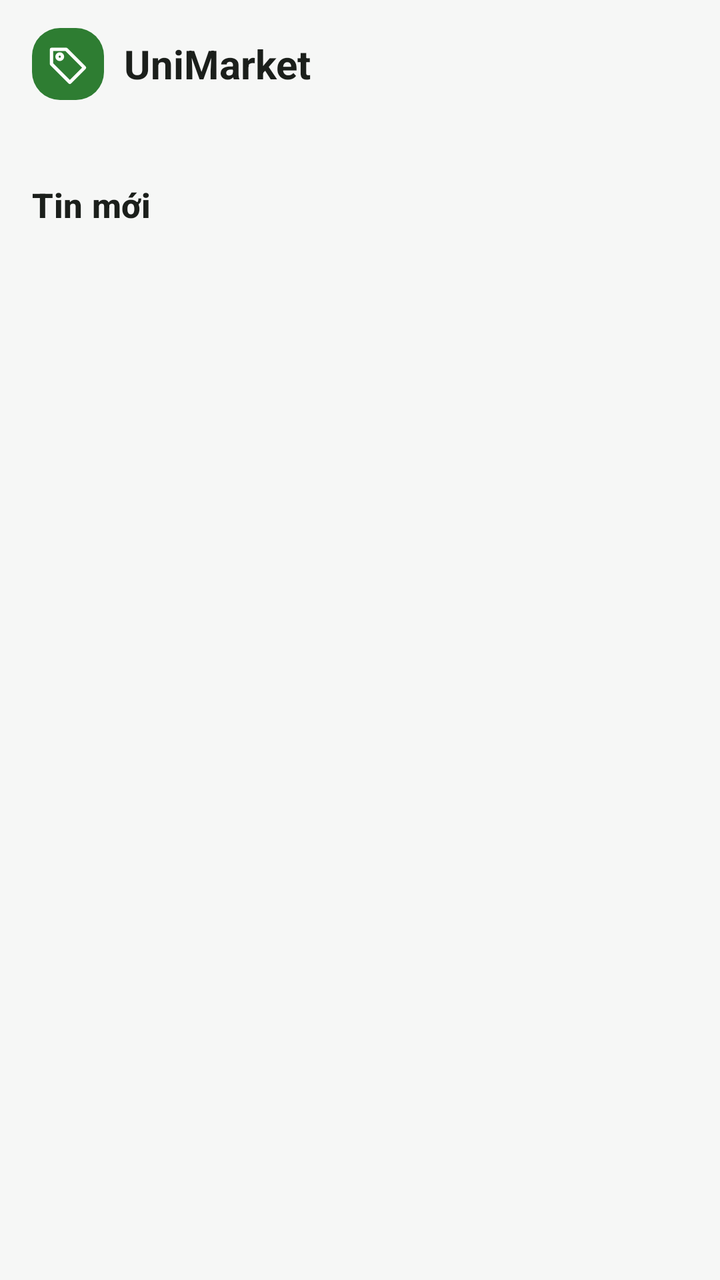
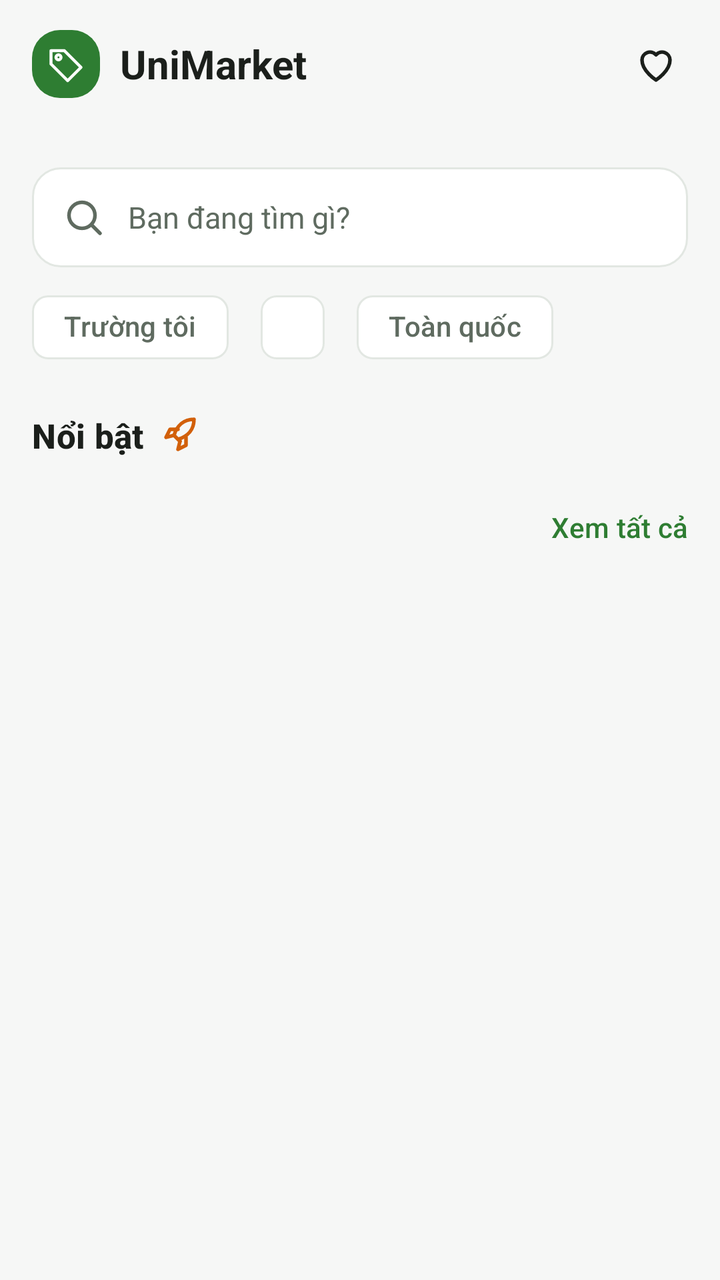

Screens rendered from an Android XML layout before and after an edit, with the pre-edit source and the edit as a unified diff.
<!-- AndroidManifest.xml: application theme Theme.UniMarket -->
<!-- res/layout/fragment_trang_chu.xml -->
<?xml version="1.0" encoding="utf-8"?>
<LinearLayout xmlns:android="http://schemas.android.com/apk/res/android"
    xmlns:app="http://schemas.android.com/apk/res-auto"
    android:layout_width="match_parent"
    android:layout_height="match_parent"
    android:background="@color/nen"
    android:orientation="vertical">

    
    <LinearLayout
        android:layout_width="match_parent"
        android:layout_height="wrap_content"
        android:gravity="center_vertical"
        android:orientation="horizontal"
        android:paddingHorizontal="16dp"
        android:paddingTop="14dp">

        <ImageView
            android:layout_width="36dp"
            android:layout_height="36dp"
            android:background="@drawable/bg_logo"
            android:contentDescription="Logo"
            android:padding="7dp"
            android:src="@drawable/ic_tag"
            app:tint="@color/tren_chinh" />

        <TextView
            android:layout_width="wrap_content"
            android:layout_height="wrap_content"
            android:layout_marginStart="10dp"
            android:text="UniMarket"
            android:textColor="@color/chu"
            android:textSize="20sp"
            android:textStyle="bold" />
    </LinearLayout>

    <TextView
        android:id="@+id/tvChao"
        style="@style/ChuPhu"
        android:layout_width="match_parent"
        android:layout_height="wrap_content"
        android:paddingHorizontal="16dp"
        android:paddingTop="6dp" />

    <LinearLayout
        android:layout_width="match_parent"
        android:layout_height="wrap_content"
        android:gravity="center_vertical"
        android:orientation="horizontal"
        android:paddingHorizontal="16dp"
        android:paddingTop="16dp"
        android:paddingBottom="4dp">

        <TextView
            style="@style/NhanMuc"
            android:layout_width="0dp"
            android:layout_height="wrap_content"
            android:layout_weight="1"
            android:text="Tin mới"
            android:textSize="17sp" />

        <TextView
            android:id="@+id/tvSoTin"
            style="@style/ChuPhu"
            android:layout_width="wrap_content"
            android:layout_height="wrap_content"
            android:textSize="13sp" />
    </LinearLayout>

    <androidx.recyclerview.widget.RecyclerView
        android:id="@+id/dsTin"
        android:layout_width="match_parent"
        android:layout_height="0dp"
        android:layout_weight="1"
        android:clipToPadding="false"
        android:padding="10dp" />
</LinearLayout>
<!-- resources referenced by this layout -->
<resources>
  <color name="chu">#1B1F1B</color>
  <color name="nen">#F6F7F6</color>
  <color name="tren_chinh">#FFFFFF</color>
  <!-- drawable bg_logo (drawable) -->
  <?xml version="1.0" encoding="utf-8"?>
  <shape xmlns:android="http://schemas.android.com/apk/res/android" android:shape="rectangle">
      <solid android:color="@color/chinh" />
      <corners android:radius="14dp" />
  </shape>
  <style name="ChuPhu" parent="TextAppearance.Material3.BodyMedium">
          <item name="android:textColor">@color/chu_phu</item>
      </style>
  <style name="NhanMuc" parent="TextAppearance.Material3.LabelLarge">
          <item name="android:textColor">@color/chu</item>
          <item name="android:textStyle">bold</item>
      </style>
  <color name="chinh">#2E7D32</color>
  <color name="chu_phu">#5F6B60</color>
  <color name="chinh_nhat">#C8E6C9</color>
  <color name="tren_chinh_nhat">#123D16</color>
  <color name="loi">#C62828</color>
  <color name="be_mat">#FFFFFF</color>
  <color name="duong_ke">#E2E7E2</color>
  <!-- unchanged entries left out for length: 2 -->
</resources>

<!-- the commit's change to res/layout/fragment_trang_chu.xml (unified diff, before → after) -->
@@ -12,12 +12,13 @@
         android:layout_height="wrap_content"
         android:gravity="center_vertical"
         android:orientation="horizontal"
-        android:paddingHorizontal="16dp"
-        android:paddingTop="14dp">
+        android:paddingStart="16dp"
+        android:paddingTop="8dp"
+        android:paddingEnd="8dp">
 
         <ImageView
-            android:layout_width="36dp"
-            android:layout_height="36dp"
+            android:layout_width="34dp"
+            android:layout_height="34dp"
             android:background="@drawable/bg_logo"
             android:contentDescription="Logo"
             android:padding="7dp"
@@ -25,53 +26,264 @@
             app:tint="@color/tren_chinh" />
 
         <TextView
-            android:layout_width="wrap_content"
+            android:layout_width="0dp"
             android:layout_height="wrap_content"
             android:layout_marginStart="10dp"
+            android:layout_weight="1"
             android:text="UniMarket"
             android:textColor="@color/chu"
             android:textSize="20sp"
             android:textStyle="bold" />
+
+        <ImageButton
+            android:id="@+id/btnDaLuu"
+            android:layout_width="48dp"
+            android:layout_height="48dp"
+            android:background="?attr/selectableItemBackgroundBorderless"
+            android:contentDescription="Tin đã lưu"
+            android:src="@drawable/ic_heart"
+            app:tint="@color/chu" />
     </LinearLayout>
 
+    <androidx.core.widget.NestedScrollView
+        android:layout_width="match_parent"
+        android:layout_height="match_parent">
+
+        
+        <LinearLayout
+            android:layout_width="match_parent"
+            android:layout_height="wrap_content"
+            android:descendantFocusability="blocksDescendants"
+            android:orientation="vertical"
+            android:paddingBottom="12dp">
+
+            <TextView
+                android:id="@+id/tvChao"
+                style="@style/ChuPhu"
+                android:layout_width="match_parent"
+                android:layout_height="wrap_content"
+                android:paddingHorizontal="16dp"
+                android:textSize="13sp" />
+
+            
+            <TextView
+                android:id="@+id/oTimKiem"
+                android:layout_width="match_parent"
+                android:layout_height="50dp"
+                android:layout_marginHorizontal="16dp"
+                android:layout_marginTop="10dp"
+                android:background="@drawable/bg_the"
+                android:drawablePadding="10dp"
+                android:gravity="center_vertical"
+                android:paddingHorizontal="14dp"
+                android:text="Bạn đang tìm gì?"
+                android:textColor="@color/chu_phu"
+                android:textSize="15sp"
+                app:drawableStartCompat="@drawable/ic_search"
+                app:drawableTint="@color/chu_phu" />
+
+            
+            <com.google.android.material.chip.ChipGroup
+                android:id="@+id/nhomPhamVi"
+                android:layout_width="match_parent"
+                android:layout_height="wrap_content"
+                android:layout_marginTop="6dp"
+                android:paddingHorizontal="16dp"
+                app:selectionRequired="true"
+                app:singleLine="true"
+                app:singleSelection="true">
+
+                <com.google.android.material.chip.Chip
+                    android:id="@+id/chipTruong"
+                    style="@style/Widget.Material3.Chip.Filter"
+                    android:layout_width="wrap_content"
+                    android:layout_height="wrap_content"
+                    android:text="Trường tôi" />
+
+                <com.google.android.material.chip.Chip
+                    android:id="@+id/chipThanhPho"
+                    style="@style/Widget.Material3.Chip.Filter"
+                    android:layout_width="wrap_content"
+                    android:layout_height="wrap_content" />
+
+                <com.google.android.material.chip.Chip
+                    android:id="@+id/chipToanQuoc"
+                    style="@style/Widget.Material3.Chip.Filter"
+                    android:layout_width="wrap_content"
+                    android:layout_height="wrap_content"
+                    android:text="Toàn quốc" />
+            </com.google.android.material.chip.ChipGroup>
+
+            
+            <LinearLayout
+                android:id="@+id/hangDanhMuc"
+                android:layout_width="match_parent"
+                android:layout_height="wrap_content"
+                android:layout_marginTop="4dp"
+                android:orientation="horizontal"
+                android:paddingHorizontal="10dp" />
+
+            
+            <LinearLayout
+                android:id="@+id/mucNoiBat"
+                android:layout_width="match_parent"
+                android:layout_height="wrap_content"
+                android:orientation="vertical">
+
+                <TextView
+                    style="@style/NhanMuc"
+                    android:layout_width="wrap_content"
+                    android:layout_height="wrap_content"
+                    android:layout_marginStart="16dp"
+                    android:layout_marginTop="14dp"
+                    android:drawablePadding="6dp"
+                    android:gravity="center_vertical"
+                    android:text="Nổi bật"
+                    android:textSize="17sp"
+                    app:drawableEndCompat="@drawable/ic_rocket"
+                    app:drawableTint="@color/gia" />
+
+                <androidx.recyclerview.widget.RecyclerView
+                    android:id="@+id/dsNoiBat"
+                    android:layout_width="match_parent"
+                    android:layout_height="wrap_content"
+                    android:clipToPadding="false"
+                    android:paddingHorizontal="10dp" />
+            </LinearLayout>
+
+            
+            <LinearLayout
+                android:id="@+id/mucSach"
+                android:layout_width="match_parent"
+                android:layout_height="wrap_content"
+                android:orientation="vertical">
+
+                <LinearLayout
+                    android:layout_width="match_parent"
+                    android:layout_height="wrap_content"
+                    android:layout_marginTop="10dp"
+                    android:gravity="center_vertical"
+                    android:orientation="horizontal"
+                    android:paddingStart="16dp"
+                    android:paddingEnd="4dp">
+
+                    <TextView
+                        android:id="@+id/tvTieuDeSach"
+                        style="@style/NhanMuc"
+                        android:layout_width="0dp"
+                        android:layout_height="wrap_content"
+                        android:layout_weight="1"
+                        android:textSize="17sp" />
+
+                    <com.google.android.material.button.MaterialButton
+                        android:id="@+id/btnXemTatCaSach"
+                        style="@style/Widget.Material3.Button.TextButton"
+                        android:layout_width="wrap_content"
+                        android:layout_height="wrap_content"
+                        android:text="Xem tất cả" />
+                </LinearLayout>
+
+                <androidx.recyclerview.widget.RecyclerView
+                    android:id="@+id/dsSach"
+                    android:layout_width="match_parent"
+                    android:layout_height="wrap_content"
+                    android:clipToPadding="false"
+                    android:paddingHorizontal="10dp" />
+            </LinearLayout>
+
+            
+            <LinearLayout
+                android:layout_width="match_parent"
+                android:layout_height="wrap_content"
+                android:layout_marginTop="14dp"
+                android:gravity="center_vertical"
+                android:orientation="horizontal"
+                android:paddingHorizontal="16dp">
+
+                <TextView
+                    android:id="@+id/tvTieuDeTinMoi"
+                    style="@style/NhanMuc"
+                    android:layout_width="0dp"
+                    android:layout_height="wrap_content"
+                    android:layout_weight="1"
+                    android:textSize="17sp" />
+
+                <TextView
+                    android:id="@+id/tvSoTin"
+                    style="@style/ChuPhu"
+                    android:layout_width="wrap_content"
+                    android:layout_height="wrap_content"
+                    android:textSize="13sp" />
+            </LinearLayout>
+
+            <androidx.recyclerview.widget.RecyclerView
+                android:id="@+id/dsTin"
+                android:layout_width="match_parent"
+                android:layout_height="wrap_content"
+                android:nestedScrollingEnabled="false"
+                android:paddingHorizontal="10dp" />
+
+            <include
+                android:id="@+id/trong"
+                layout="@layout/trang_thai_trong"
+                android:visibility="gone" />
+        </LinearLayout>
+    </androidx.core.widget.NestedScrollView>
+</LinearLayout>
+<!-- res/layout/trang_thai_trong.xml (included above) -->
+<?xml version="1.0" encoding="utf-8"?>
+<LinearLayout xmlns:android="http://schemas.android.com/apk/res/android"
+    xmlns:app="http://schemas.android.com/apk/res-auto"
+    android:layout_width="match_parent"
+    android:layout_height="wrap_content"
+    android:gravity="center"
+    android:orientation="vertical"
+    android:padding="28dp">
+
+    <ImageView
+        android:id="@+id/iconTrong"
+        android:layout_width="44dp"
+        android:layout_height="44dp"
+        android:contentDescription="@null"
+        android:src="@drawable/ic_search"
+        app:tint="@color/chu_phu" />
+
     <TextView
-        android:id="@+id/tvChao"
+        android:id="@+id/tvTieuDeTrong"
+        style="@style/NhanMuc"
+        android:layout_width="wrap_content"
+        android:layout_height="wrap_content"
+        android:layout_marginTop="10dp"
+        android:gravity="center"
+        android:textSize="16sp" />
+
+    <TextView
+        android:id="@+id/tvPhuTrong"
         style="@style/ChuPhu"
-        android:layout_width="match_parent"
-        android:layout_height="wrap_content"
-        android:paddingHorizontal="16dp"
-        android:paddingTop="6dp" />
+        android:layout_width="wrap_content"
+        android:layout_height="wrap_content"
+        android:layout_marginTop="4dp"
+        android:gravity="center" />
 
     <LinearLayout
-        android:layout_width="match_parent"
-        android:layout_height="wrap_content"
-        android:gravity="center_vertical"
-        android:orientation="horizontal"
-        android:paddingHorizontal="16dp"
-        android:paddingTop="16dp"
-        android:paddingBottom="4dp">
-
-        <TextView
-            style="@style/NhanMuc"
-            android:layout_width="0dp"
-            android:layout_height="wrap_content"
-            android:layout_weight="1"
-            android:text="Tin mới"
-            android:textSize="17sp" />
-
-        <TextView
-            android:id="@+id/tvSoTin"
-            style="@style/ChuPhu"
+        android:layout_width="wrap_content"
+        android:layout_height="wrap_content"
+        android:layout_marginTop="12dp"
+        android:orientation="horizontal">
+
+        <com.google.android.material.button.MaterialButton
+            android:id="@+id/btnTrong1"
+            style="@style/Widget.Material3.Button.TonalButton"
             android:layout_width="wrap_content"
             android:layout_height="wrap_content"
-            android:textSize="13sp" />
+            android:visibility="gone" />
+
+        <com.google.android.material.button.MaterialButton
+            android:id="@+id/btnTrong2"
+            style="@style/Widget.Material3.Button.OutlinedButton"
+            android:layout_width="wrap_content"
+            android:layout_height="wrap_content"
+            android:layout_marginStart="8dp"
+            android:visibility="gone" />
     </LinearLayout>
-
-    <androidx.recyclerview.widget.RecyclerView
-        android:id="@+id/dsTin"
-        android:layout_width="match_parent"
-        android:layout_height="0dp"
-        android:layout_weight="1"
-        android:clipToPadding="false"
-        android:padding="10dp" />
 </LinearLayout>
<!-- resource entries referenced after the edit -->
@@ -9,6 +9,67 @@
       <solid android:color="@color/chinh" />
       <corners android:radius="14dp" />
   </shape>
+  <!-- drawable bg_the (drawable) -->
+  <?xml version="1.0" encoding="utf-8"?>
+  <shape xmlns:android="http://schemas.android.com/apk/res/android" android:shape="rectangle">
+      <solid android:color="@color/be_mat" />
+      <stroke android:width="1dp" android:color="@color/duong_ke" />
+      <corners android:radius="14dp" />
+  </shape>
+  <!-- drawable ic_heart (drawable) -->
+  <?xml version="1.0" encoding="utf-8"?>
+  <vector xmlns:android="http://schemas.android.com/apk/res/android"
+      android:width="24dp"
+      android:height="24dp"
+      android:viewportWidth="24"
+      android:viewportHeight="24">
+      <path
+          android:pathData="M12 20s-7-4.4-7-10a4 4 0 0 1 7-2.6A4 4 0 0 1 19 10c0 5.6-7 10-7 10z"
+          android:strokeColor="#FF000000"
+          android:strokeWidth="1.8"
+          android:strokeLineCap="round"
+          android:strokeLineJoin="round" />
+  </vector>
+  <!-- drawable ic_rocket (drawable) -->
+  <?xml version="1.0" encoding="utf-8"?>
+  <vector xmlns:android="http://schemas.android.com/apk/res/android"
+      android:width="24dp"
+      android:height="24dp"
+      android:viewportWidth="24"
+      android:viewportHeight="24">
+      <path
+          android:pathData="M12 15l-3-3c1.5-5 5-8 10-8 0 5-3 8.5-8 10z"
+          android:strokeColor="#FF000000"
+          android:strokeWidth="1.8"
+          android:strokeLineCap="round"
+          android:strokeLineJoin="round" />
+      <path
+          android:pathData="M9 12l-4 1 2-4h4M12 15l-1 4 4-2v-4"
+          android:strokeColor="#FF000000"
+          android:strokeWidth="1.8"
+          android:strokeLineCap="round"
+          android:strokeLineJoin="round" />
+  </vector>
+  <!-- drawable ic_search (drawable) -->
+  <?xml version="1.0" encoding="utf-8"?>
+  <vector xmlns:android="http://schemas.android.com/apk/res/android"
+      android:width="24dp"
+      android:height="24dp"
+      android:viewportWidth="24"
+      android:viewportHeight="24">
+      <path
+          android:pathData="M4.5,11a6.5,6.5 0 1,0 13,0a6.5,6.5 0 1,0 -13,0z"
+          android:strokeColor="#FF000000"
+          android:strokeWidth="1.8"
+          android:strokeLineCap="round"
+          android:strokeLineJoin="round" />
+      <path
+          android:pathData="M20 20l-4.2-4.2"
+          android:strokeColor="#FF000000"
+          android:strokeWidth="1.8"
+          android:strokeLineCap="round"
+          android:strokeLineJoin="round" />
+  </vector>
   <style name="ChuPhu" parent="TextAppearance.Material3.BodyMedium">
           <item name="android:textColor">@color/chu_phu</item>
       </style>
@@ -18,6 +79,7 @@
       </style>
   <color name="chinh">#2E7D32</color>
   <color name="chu_phu">#5F6B60</color>
+  <color name="gia">#D2600A</color>
   <color name="chinh_nhat">#C8E6C9</color>
   <color name="tren_chinh_nhat">#123D16</color>
   <color name="loi">#C62828</color>
